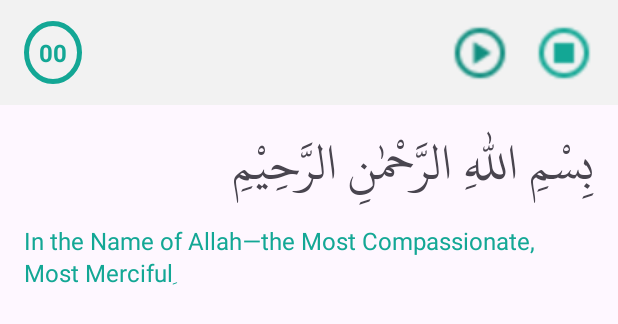
After one commit to e-haikal/TahsinMQI_Android_App, an Android app: the layout item_quran.xml on its own in the app's theme, with its tools: preview values and no code run, on a phone screen of 412 x 824 dp. The commit adds this screen. Shown: the top 324 px of the screen. Run offline under Robolectric (Android 15) with nearby library versions, the phone set to English and light mode, and no system bars.

Commit message:
feat(quran-item): adding layout item for quran feature

```diff
--- /dev/null
+++ b/app/src/main/res/drawable/circle_background.xml
@@ -0,0 +1,4 @@
+<?xml version="1.0" encoding="utf-8"?>
+<shape xmlns:android="http://schemas.android.com/apk/res/android"
+    android:shape="oval"
+    android:thickness="10dp">  <stroke android:color="@color/greenish"  android:width="3dp" />  <solid android:color="@android:color/transparent" /> </shape>
--- /dev/null
+++ b/app/src/main/res/layout/item_quran.xml
@@ -0,0 +1,80 @@
+<?xml version="1.0" encoding="utf-8"?>
+<androidx.constraintlayout.widget.ConstraintLayout xmlns:android="http://schemas.android.com/apk/res/android"
+    android:layout_width="match_parent"
+    android:layout_height="match_parent"
+    xmlns:app="http://schemas.android.com/apk/res-auto">
+    <!--    Header verse start-->
+    <View
+        android:id="@+id/view_background"
+        android:layout_width="match_parent"
+        android:layout_height="70dp"
+        android:background="@color/light_gray"
+        app:layout_constraintStart_toStartOf="parent"
+        app:layout_constraintEnd_toEndOf="parent"
+        app:layout_constraintTop_toTopOf="parent"/>
+
+    <TextView
+        android:id="@+id/tv_verse_number"
+        android:layout_width="wrap_content"
+        android:layout_height="wrap_content"
+        android:text="@string/placeholder_verse_number"
+        android:textSize="@dimen/text_size_body"
+        android:textStyle="bold"
+        android:textColor="@color/greenish"
+        android:layout_marginStart="@dimen/margin_medium"
+        android:background="@drawable/circle_background"
+        android:padding="10dp"
+        app:layout_constraintStart_toStartOf="@id/view_background"
+        app:layout_constraintTop_toTopOf="@id/view_background"
+        app:layout_constraintBottom_toBottomOf="@id/view_background"/>
+
+    <ImageView
+        android:id="@+id/iv_btn_stop_verse"
+        android:layout_width="40dp"
+        android:layout_height="40dp"
+        android:scaleType="centerCrop"
+        android:src="@drawable/img_btn_stop_circle"
+        android:layout_marginEnd="@dimen/margin_medium"
+        app:layout_constraintTop_toTopOf="@id/view_background"
+        app:layout_constraintBottom_toBottomOf="@id/view_background"
+        app:layout_constraintEnd_toEndOf="parent"/>
+
+    <ImageView
+        android:id="@+id/iv_btn_play_verse"
+        android:layout_width="40dp"
+        android:layout_height="40dp"
+        android:scaleType="centerCrop"
+        android:src="@drawable/img_btn_play_circle"
+        android:layout_marginEnd="@dimen/margin_medium"
+        app:layout_constraintTop_toTopOf="@id/view_background"
+        app:layout_constraintBottom_toBottomOf="@id/view_background"
+        app:layout_constraintEnd_toStartOf="@id/iv_btn_stop_verse"/>
+
+    <!--    Arabic verse container-->
+    <TextView
+        android:id="@+id/tv_placeholder_verse"
+        android:layout_width="match_parent"
+        android:layout_height="wrap_content"
+        android:text="@string/placeholder_verse"
+        android:textSize="@dimen/text_size_heading_extra_large"
+        android:layout_marginVertical="@dimen/margin_small"
+        android:layout_marginHorizontal="@dimen/margin_medium"
+        app:layout_constraintStart_toStartOf="parent"
+        app:layout_constraintEnd_toStartOf="parent"
+        app:layout_constraintTop_toBottomOf="@id/view_background"
+        android:fontFamily="@font/uthamanic_reguler"/>
+
+    <TextView
+        android:layout_width="match_parent"
+        android:layout_height="wrap_content"
+        android:text="@string/placeholder_verse_translation"
+        android:textSize="@dimen/text_size_body"
+        android:textColor="@color/greenish"
+        android:layout_marginVertical="@dimen/margin_small"
+        android:layout_marginHorizontal="@dimen/margin_medium"
+        app:layout_constraintStart_toStartOf="parent"
+        app:layout_constraintEnd_toEndOf="parent"
+        app:layout_constraintTop_toBottomOf="@id/tv_placeholder_verse"/>
+
+
+</androidx.constraintlayout.widget.ConstraintLayout>
--- a/app/src/main/res/values/strings.xml
+++ b/app/src/main/res/values/strings.xml
@@ -24,5 +24,11 @@
     <string name="placeholder_maghrib_time">00:00</string>
     <string name="placeholder_isya_time">00:00</string>
 
+    <string name="placeholder_verse_number">00</string>
+    <string name="placeholder_verse">بِسْمِ اللّٰهِ الرَّحْمٰنِ الرَّحِيْمِ</string>
+    <string name="placeholder_verse_translation">In the Name of Allah—the Most Compassionate, Most Mercifulِ</string>
+
+
+
 
 </resources>
```
Also changed, not shown: app/src/main/res/drawable/img_btn_play_circle.png (added), app/src/main/res/drawable/img_btn_stop_circle.png (added), app/src/main/res/font/uthamanic_reguler.otf (added).
